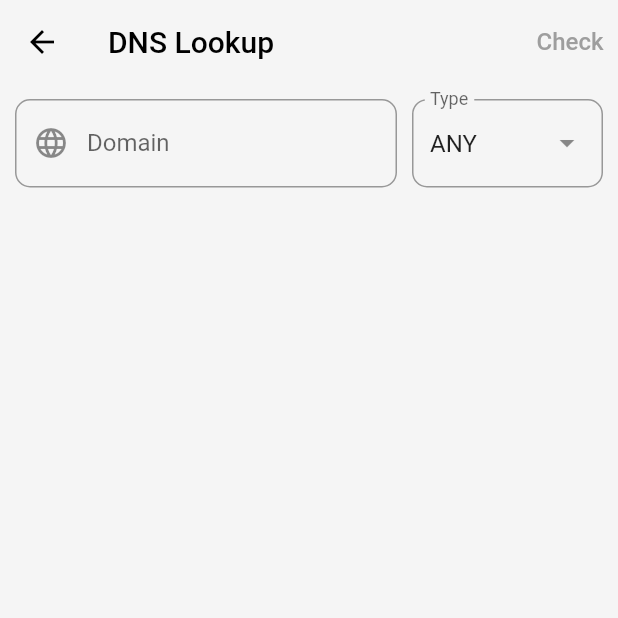
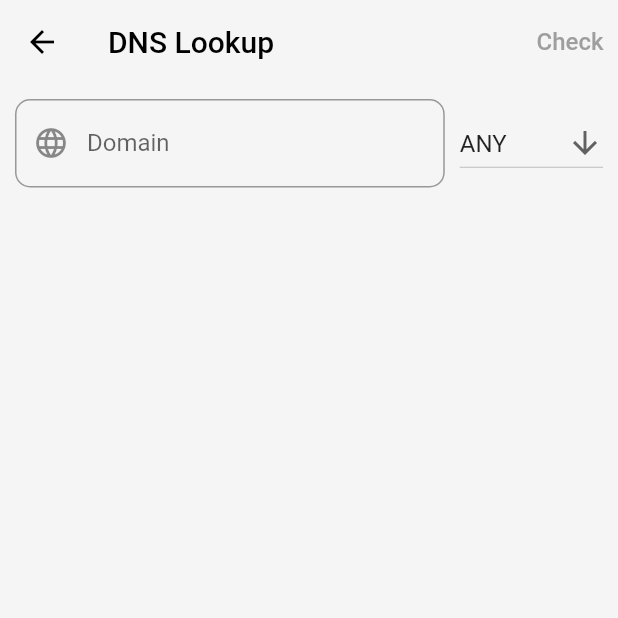
Before and after one commit to ivirtex/networkarch-flutter, a Flutter app: the DnsLookupView screen opened by its route, on a phone screen of 412 x 824 dp, the top half of it. Run offline on Flutter 3.47's test engine with Material 2 defaults, Android fonts, the phone set to English and light mode, and no system bars; our stand-ins replace animate_do, auto_animated, bloc, elegant_notification, equatable, flutter_bloc and 11 more; missing offline and left inert: adapty_flutter, carrier_info, dart_ping, enum_to_string, lan_scanner, network_info_plus and 1 more; accounts and stored records are empty.

Commit message:
Change dns query type selector

```diff
--- a/lib/dns_lookup/views/dns_lookup_view.dart
+++ b/lib/dns_lookup/views/dns_lookup_view.dart
@@ -4,7 +4,6 @@ import 'package:flutter/material.dart';
 
 // Package imports:
 import 'package:auto_animated/auto_animated.dart';
-import 'package:enum_to_string/enum_to_string.dart';
 import 'package:flutter_bloc/flutter_bloc.dart';
 
 // Project imports:
@@ -25,18 +24,12 @@ class _DnsLookupViewState extends State<DnsLookupView> {
   final _targetDomainController = TextEditingController();
   String get _target => _targetDomainController.text;
 
-  final _dnsQueryTypeController = TextEditingController();
-  String get _dnsQueryType => _dnsQueryTypeController.text;
+  // final _dnsQueryTypeController = TextEditingController();
+  // String get _dnsQueryType => _dnsQueryTypeController.text;
+
+  rrCodeName _selectedDnsQueryType = rrCodeName.ANY;
 
   bool _shouldCheckButtonBeActive = false;
-
-  @override
-  void initState() {
-    super.initState();
-
-    // _targetDomainController.text = 'google.com';
-    _dnsQueryTypeController.text = 'ANY';
-  }
 
   @override
   Widget build(BuildContext context) {
@@ -94,7 +87,7 @@ class _DnsLookupViewState extends State<DnsLookupView> {
           Row(
             children: [
               Flexible(
-                flex: 2,
+                flex: 3,
                 child: DomainTextField(
                   label: 'Domain',
                   controller: _targetDomainController,
@@ -107,21 +100,18 @@ class _DnsLookupViewState extends State<DnsLookupView> {
               ),
               const SizedBox(width: 10),
               Flexible(
-                child: DomainTextField(
-                  controller: _dnsQueryTypeController,
-                  label: 'Type',
-                  withoutPrefixIcon: true,
-                  suffixIcon: IconButton(
-                    icon: const Icon(Icons.arrow_drop_down),
-                    onPressed: () {
-                      showModalBottomSheet(
-                        context: context,
-                        builder: (_) {
-                          return _buildBottomSheet();
-                        },
-                      );
-                    },
-                  ),
+                child: DropdownButton<rrCodeName>(
+                  items: _getQueryTypes(),
+                  value: _selectedDnsQueryType,
+                  hint: const Text('Type'),
+                  borderRadius: BorderRadius.circular(10.0),
+                  icon: const Icon(Icons.arrow_downward),
+                  isExpanded: true,
+                  onChanged: (type) {
+                    setState(() {
+                      _selectedDnsQueryType = type!;
+                    });
+                  },
                 ),
               ),
             ],
@@ -167,8 +157,7 @@ class _DnsLookupViewState extends State<DnsLookupView> {
   }
 
   void _handleCheck() {
-    final queryType = EnumToString.fromString(rrCodeName.values, _dnsQueryType);
-    final queryCode = nameToRrCode(queryType!);
+    final queryCode = nameToRrCode(_selectedDnsQueryType);
 
     context
         .read<DnsLookupBloc>()
@@ -177,22 +166,13 @@ class _DnsLookupViewState extends State<DnsLookupView> {
     hideKeyboard(context);
   }
 
-  Widget _buildBottomSheet() {
-    return ListView.builder(
-      itemCount: rrCodeName.values.length,
-      itemBuilder: (context, index) {
-        final queryType = rrCodeName.values[index];
-
-        return ListTile(
-          title: Text(queryType.name),
-          onTap: () {
-            _dnsQueryTypeController.text = queryType.name;
-
-            Navigator.pop(context);
-          },
-        );
-      },
-    );
+  List<DropdownMenuItem<rrCodeName>> _getQueryTypes() {
+    return rrCodeName.values.map((type) {
+      return DropdownMenuItem(
+        value: type,
+        child: Text(type.name),
+      );
+    }).toList();
   }
 
   Widget _buildRecords(DnsLookupResponse response) {
--- a/lib/lan_scanner/repository/lan_scanner_repository.dart
+++ b/lib/lan_scanner/repository/lan_scanner_repository.dart
@@ -26,7 +26,7 @@ class LanScannerRepository {
     return _scanner.icmpScan(
       subnet,
       progressCallback: callback,
-      scanSpeeed: 15,
+      scanThreads: 15,
     );
   }
 }
--- a/lib/networkarch.dart
+++ b/lib/networkarch.dart
@@ -3,7 +3,6 @@ import 'package:flutter/cupertino.dart';
 import 'package:flutter/material.dart';
 
 // Package imports:
-import 'package:device_preview/device_preview.dart';
 import 'package:flutter_bloc/flutter_bloc.dart';
 
 // Project imports:
--- a/lib/overview/views/overview_view.dart
+++ b/lib/overview/views/overview_view.dart
@@ -1,6 +1,5 @@
 // Flutter imports:
 import 'package:flutter/cupertino.dart';
-import 'package:flutter/material.dart';
 
 // Package imports:
 import 'package:flutter_bloc/flutter_bloc.dart';
@@ -13,7 +12,6 @@ import 'package:network_arch/network_status/bloc/bloc.dart';
 import 'package:network_arch/network_status/views/views.dart';
 import 'package:network_arch/overview/overview.dart';
 import 'package:network_arch/shared/shared.dart';
-import 'package:network_arch/shared/shared_widgets.dart';
 import 'package:network_arch/utils/banner_ad_listener.dart';
 
 class OverviewView extends StatefulWidget {
--- a/pubspec.yaml
+++ b/pubspec.yaml
@@ -36,7 +36,7 @@ dependencies:
   introduction_screen: ^3.0.0
   json_serializable: ^6.1.4
   json_annotation: ^4.4.0
-  lan_scanner: ^3.2.0
+  lan_scanner: ^3.3.0
   network_info_plus: ^2.1.3
   package_info_plus: ^1.4.0
   path_provider: ^2.0.9
```
Also changed, not shown: pubspec.lock.
